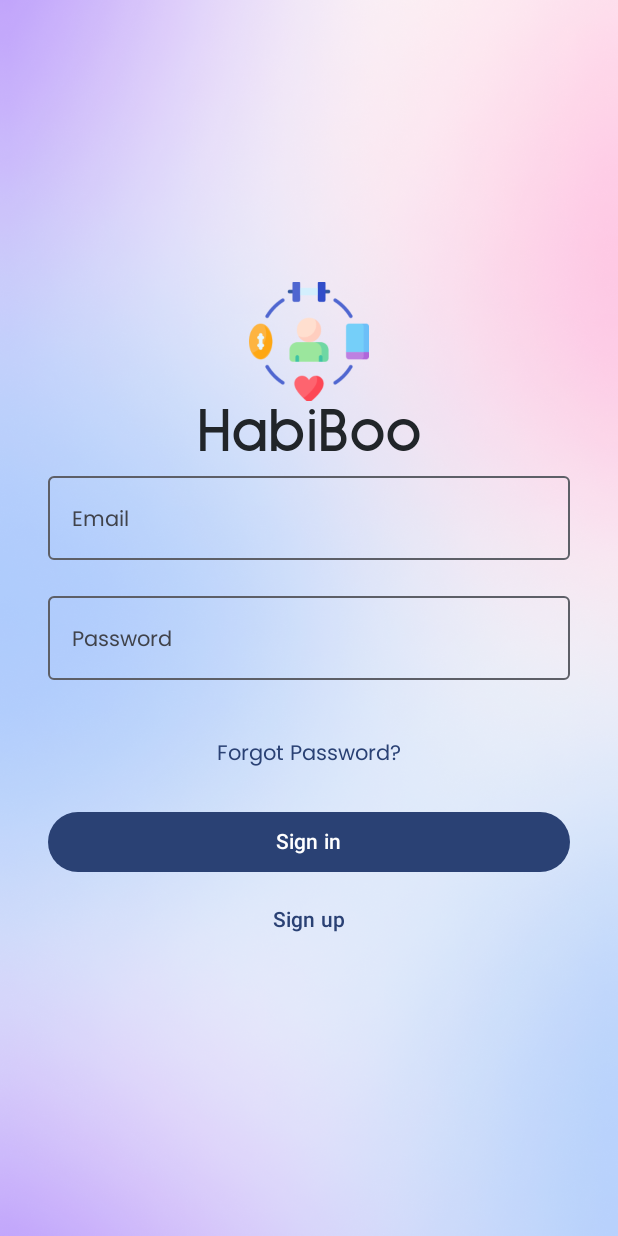
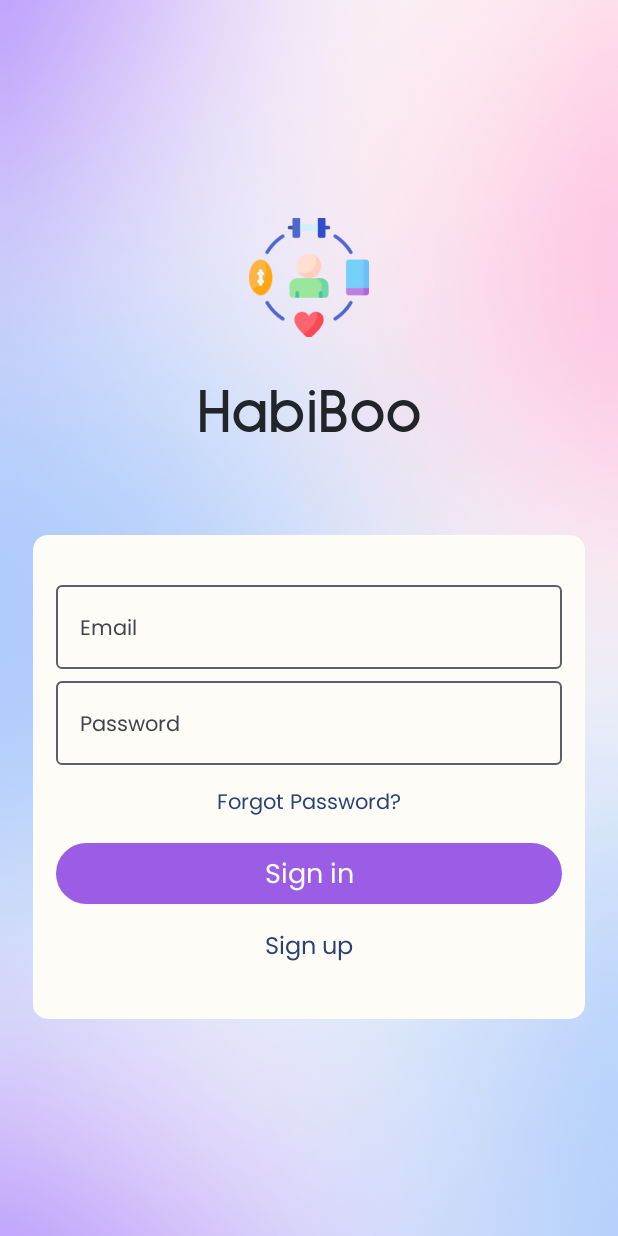
Before and after one commit to Ruslan794/HabiBoo, an Android app built with Jetpack Compose: the screen it shows after launch (MainActivity), on a phone screen of 412 x 824 dp. Run offline under Robolectric (Android 15) with nearby library versions, the phone set to English and light mode, and no system bars; our stand-ins replace Dagger/Hilt's generated code, livedata-compose.

Commit message:
LoginScreen ready 1

```diff
--- a/app/src/main/java/com/example/habiboo/presentation/screens/loginscreen/LoginScreen.kt
+++ b/app/src/main/java/com/example/habiboo/presentation/screens/loginscreen/LoginScreen.kt
@@ -1,7 +1,7 @@
 package com.example.habiboo.presentation.screens.loginscreen
 
-import android.window.SplashScreen
 import androidx.compose.foundation.Image
+import androidx.compose.foundation.background
 import androidx.compose.foundation.layout.Arrangement
 import androidx.compose.foundation.layout.Box
 import androidx.compose.foundation.layout.Column
@@ -11,12 +11,13 @@ import androidx.compose.foundation.layout.fillMaxWidth
 import androidx.compose.foundation.layout.height
 import androidx.compose.foundation.layout.padding
 import androidx.compose.foundation.layout.width
+import androidx.compose.foundation.shape.RoundedCornerShape
 import androidx.compose.material3.Button
+import androidx.compose.material3.ButtonDefaults
 import androidx.compose.material3.OutlinedTextField
 import androidx.compose.material3.Text
 import androidx.compose.material3.TextButton
 import androidx.compose.runtime.Composable
-import androidx.compose.runtime.livedata.observeAsState
 import androidx.compose.ui.Alignment
 import androidx.compose.ui.Modifier
 import androidx.compose.ui.layout.ContentScale
@@ -28,15 +29,17 @@ import androidx.compose.ui.unit.sp
 import androidx.lifecycle.viewmodel.compose.viewModel
 import androidx.navigation.NavHostController
 import com.example.habiboo.R
-import com.example.habiboo.presentation.navigation.NavDestination
 import com.example.habiboo.presentation.theme.SulphurPoint
 import com.example.habiboo.presentation.theme.mainBlack
+import com.example.habiboo.presentation.theme.mainPurple
+import com.example.habiboo.presentation.theme.mainRose
 import com.example.habiboo.presentation.theme.mainTextStyleMin
-
+import com.example.habiboo.presentation.theme.mainWhite
 
 
 @Composable
 fun LoginScreen(navController: NavHostController, vm: LoginScreenViewModel = viewModel()) {
+
     Box(modifier = Modifier.fillMaxSize()) {
         Image(
             painter = painterResource(id = R.drawable.gradient_background),
@@ -49,12 +52,20 @@ fun LoginScreen(navController: NavHostController, vm: LoginScreenViewModel = vie
             verticalArrangement = Arrangement.Center,
             modifier = Modifier
                 .fillMaxSize()
-                .padding(32.dp)
+                .padding(22.dp)
         ) {
-            Image(painter = painterResource(id= R.drawable.login_screen_image),
+
+            Image(
+                painter = painterResource(id = R.drawable.login_screen_image),
                 contentDescription = "Background Image",
-                modifier = Modifier.height(80.dp).width(80.dp),
-                contentScale = ContentScale.Fit)
+                modifier = Modifier
+                    .height(80.dp)
+                    .width(80.dp),
+                contentScale = ContentScale.Fit
+            )
+
+            Spacer(modifier = Modifier.height(30.dp))
+
             Text(
                 text = "HabiBoo", style = TextStyle(
                     fontFamily = SulphurPoint,
@@ -64,44 +75,60 @@ fun LoginScreen(navController: NavHostController, vm: LoginScreenViewModel = vie
                 )
             )
 
+            Spacer(modifier = Modifier.height(60.dp))
+
+            Column(
+                modifier = Modifier
+                    .background(color = mainWhite, shape = RoundedCornerShape(10.dp))
+                    .padding(horizontal = 15.dp, vertical = 25.dp)
+            )
+            {
+
+
                 OutlinedTextField(
-                value = "",
-                onValueChange = {},
+                    value = vm.email.value,
+                    onValueChange = {
+                        vm.setEmail(it)
+                    },
                     label = { Text("Email", style = mainTextStyleMin) },
                     modifier = Modifier.fillMaxWidth()
                 )
-            Spacer(modifier = Modifier.height(16.dp))
+
                 OutlinedTextField(
-                value = "",
-                onValueChange = {},
+                    value = vm.password.value,
+                    onValueChange = {
+                        vm.setPassword(it)
+                    },
                     label = { Text("Password", style = mainTextStyleMin) },
                     modifier = Modifier.fillMaxWidth()
                 )
-            Spacer(modifier = Modifier.height(16.dp))
 
                 TextButton(
                     onClick = { /* Handle sign up */ },
                     modifier = Modifier
                         .fillMaxWidth()
-                    .padding(vertical = 8.dp)
                 ) {
                     Text("Forgot Password?", style = mainTextStyleMin)
                 }
 
                 Button(
                     onClick = { /* Handle sign in */ },
+                    colors = ButtonDefaults.buttonColors(
+                        containerColor = mainPurple  // Color of the content, e.g., Text
+                    ),
                     modifier = Modifier
                         .fillMaxWidth()
-                    .padding(vertical = 4.dp)
                 ) {
-                Text("Sign in")
+                    Text("Sign in", style = mainTextStyleMin, fontSize = 18.sp)
                 }
                 TextButton(
                     onClick = { /* Handle sign up */ },
                     modifier = Modifier.fillMaxWidth()
                 ) {
-                Text("Sign up")
+                    Text("Sign up", style = mainTextStyleMin, fontSize = 16.sp)
+                }
+            }
+
         }
     }
 }
-}
--- a/app/src/main/java/com/example/habiboo/presentation/screens/loginscreen/LoginScreenViewModel.kt
+++ b/app/src/main/java/com/example/habiboo/presentation/screens/loginscreen/LoginScreenViewModel.kt
@@ -1,5 +1,7 @@
 package com.example.habiboo.presentation.screens.loginscreen
 
+import androidx.compose.runtime.State
+import androidx.compose.runtime.mutableStateOf
 import androidx.lifecycle.LiveData
 import androidx.lifecycle.MutableLiveData
 import androidx.lifecycle.ViewModel
@@ -12,6 +14,11 @@ import kotlinx.coroutines.launch
 
 class LoginScreenViewModel(
 ) : ViewModel() {
+
+    private val _email = mutableStateOf("")
+    val email: State<String> = _email
+    private val _password = mutableStateOf("")
+    val password: State<String> = _password
 
     // LiveData для управления состоянием загрузки
     private val _loading = MutableLiveData<Boolean>()
@@ -62,10 +69,18 @@ class LoginScreenViewModel(
            // val token = getTokenUseCase()
            // _isUserLoggedIn.value = token != null // true, если токен есть
 
-                delay(2000)
+                delay(100)
                 _isUserLoggedIn.value = false
 
         }
     }
 
+    fun setEmail(value:String){
+        _email.value = value
+    }
+
+    fun setPassword(value:String){
+        _password.value = value
+    }
+
 }
--- a/app/src/main/java/com/example/habiboo/presentation/theme/Color.kt
+++ b/app/src/main/java/com/example/habiboo/presentation/theme/Color.kt
@@ -6,7 +6,7 @@ import androidx.compose.ui.graphics.Color
 
 
 
-val MainWhite = Color(0xFFFDFCF7)
+val mainWhite = Color(0xFFFDFCF7)
 val mainBlack = Color(0xFF212529)
 val mainPurple = Color(0xFF9B5DE5)
 val mainRose= Color(0xFFE22D93)
```
Lines whose indentation alone changed are shown as unchanged.
